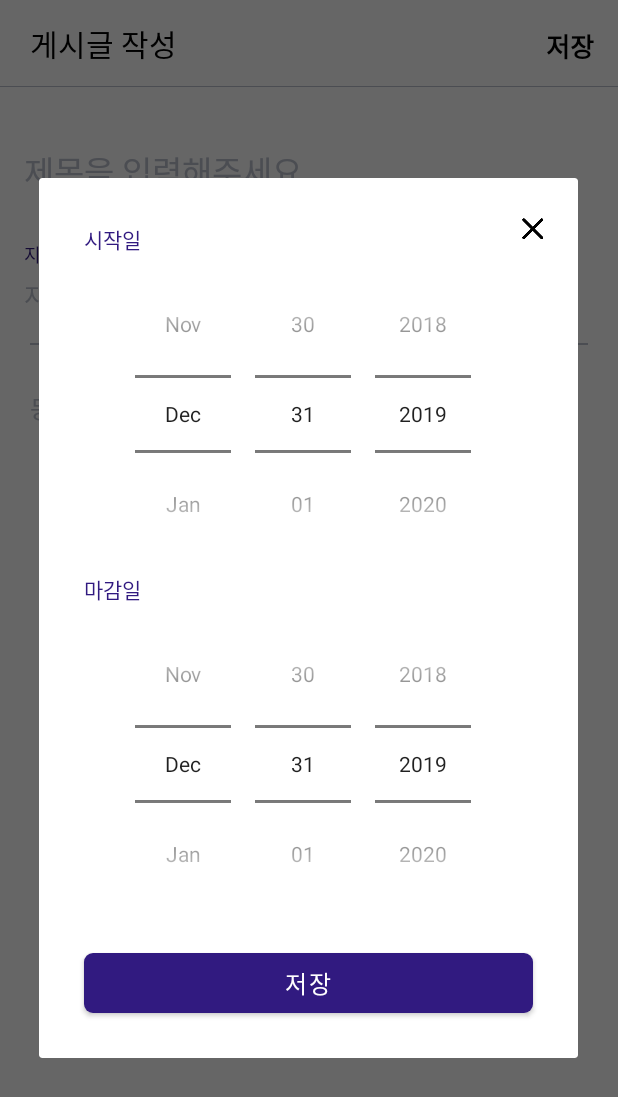
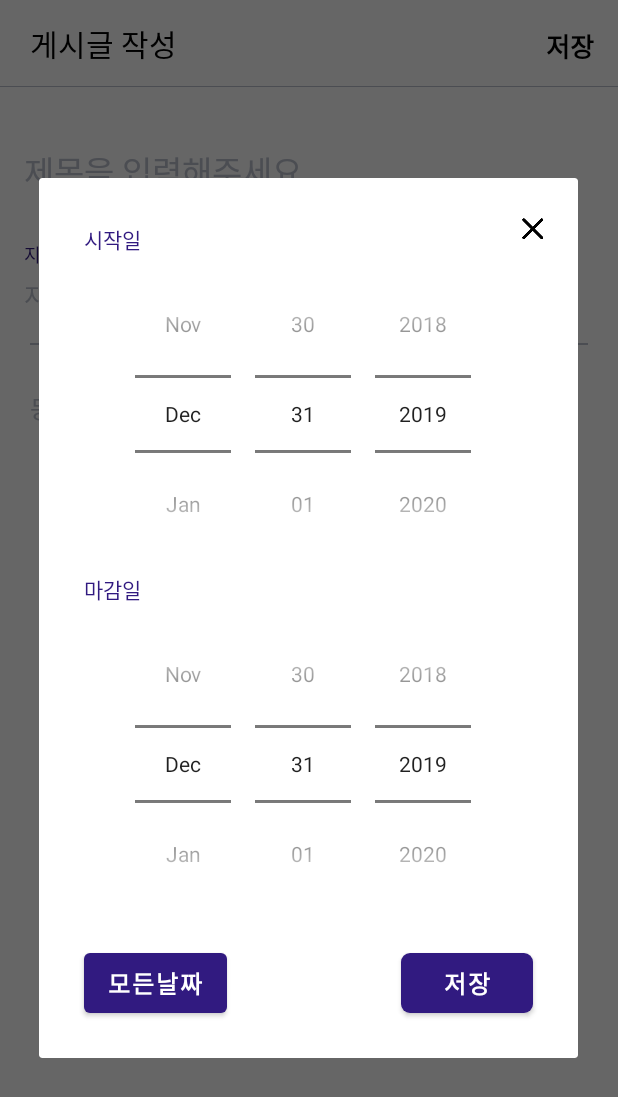
Before and after one commit to CHOI-SEUNGJUN/WITH_Android, an Android app: the PostingActivity screen opened directly, with no data from a screen before it, after a tap on "날짜를 선택해주세요", on a phone screen of 412 x 824 dp. Shown: the top 1097 px of the screen. Run offline under Robolectric (Android 15) with nearby library versions, the phone set to English and light mode, and no system bars.

Commit message:
데이트피커 수정, 최근검색 뷰 수정

```diff
--- a/app/src/main/java/com/with/app/ui/posting/PostingActivity.kt
+++ b/app/src/main/java/com/with/app/ui/posting/PostingActivity.kt
@@ -9,6 +9,7 @@ import android.view.View
 import android.widget.CompoundButton
 import com.with.app.R
 import com.with.app.ui.detailpost.DetailPostActivity
+import com.with.app.ui.postlist.ChangeRegionActivity
 import com.with.app.util.toast
 import kotlinx.android.synthetic.main.activity_posting.*
 import kotlinx.android.synthetic.main.date_picker.view.*
@@ -57,6 +58,11 @@ class PostingActivity : AppCompatActivity() {
             btn_save.setOnClickListener { }//서버에게 저장 요청
         }
 
+        edt_region.setOnClickListener {
+            val intent = Intent(this, ChangeRegionActivity::class.java)
+            startActivity(intent)
+        }
+
         edt_date.setOnClickListener{
             val dialogView = layoutInflater.inflate(R.layout.date_picker, null)
 
--- a/app/src/main/res/layout/date_picker.xml
+++ b/app/src/main/res/layout/date_picker.xml
@@ -1,6 +1,7 @@
 <?xml version="1.0" encoding="utf-8"?>
 <androidx.constraintlayout.widget.ConstraintLayout xmlns:android="http://schemas.android.com/apk/res/android"
     xmlns:app="http://schemas.android.com/apk/res-auto"
+    xmlns:tools="http://schemas.android.com/tools"
     android:layout_width="wrap_content"
     android:layout_height="wrap_content"
     android:orientation="vertical">
@@ -66,23 +67,41 @@
         app:layout_constraintTop_toBottomOf="@+id/textView3" />
 
     <Button
+        android:id="@+id/btn_select_all"
+        android:layout_width="wrap_content"
+        android:layout_height="40dp"
+        android:layout_marginTop="20dp"
+        android:layout_marginStart="30dp"
+        android:layout_marginBottom="30dp"
+        android:paddingStart="16dp"
+        android:paddingEnd="16dp"
+        android:text="모든날짜"
+        android:textSize="16sp"
+        android:textStyle="bold"
+        android:gravity="center"
+        android:insetTop="0dp"
+        android:insetBottom="0dp"
+        app:layout_constraintBottom_toBottomOf="parent"
+        app:layout_constraintStart_toStartOf="parent"
+        app:layout_constraintTop_toBottomOf="@+id/end_datepicker" />
+
+    <Button
         android:id="@+id/btn_save"
-        android:layout_width="0dp"
+        android:layout_width="wrap_content"
         android:layout_height="40dp"
-        android:layout_marginLeft="30dp"
         android:layout_marginTop="20dp"
-        android:layout_marginRight="30dp"
+        android:layout_marginEnd="30dp"
         android:layout_marginBottom="30dp"
         android:background="@drawable/corner_primary_6dp"
         android:gravity="center"
         android:insetTop="0dp"
         android:insetBottom="0dp"
         android:text="저장"
+        android:textStyle="bold"
         android:textColor="#ffffff"
         android:textSize="16sp"
         app:layout_constraintBottom_toBottomOf="parent"
         app:layout_constraintEnd_toEndOf="parent"
-        app:layout_constraintStart_toStartOf="parent"
         app:layout_constraintTop_toBottomOf="@+id/end_datepicker" />
 
 </androidx.constraintlayout.widget.ConstraintLayout>
--- a/app/src/main/res/layout/fragment_post_list.xml
+++ b/app/src/main/res/layout/fragment_post_list.xml
@@ -58,13 +58,14 @@
         app:layout_constraintStart_toStartOf="parent"
         app:layout_constraintTop_toBottomOf="@id/layout_toolbar">
 
-        <EditText
+        <TextView
             android:id="@+id/edt_search"
             android:layout_width="match_parent"
             android:layout_height="40dp"
             android:layout_marginStart="20dp"
             android:layout_marginTop="10dp"
             android:layout_marginEnd="20dp"
+            android:gravity="center_vertical"
             android:background="@drawable/corner_searchgray_6dp"
             android:hint="검색어를 입력하세요."
             android:maxLength="25"
```
Also changed, not shown: app/src/main/AndroidManifest.xml (+3 -4 lines), app/src/main/java/com/with/app/ui/postlist/PostListFragment.kt (+46 -10 lines), app/src/main/java/com/with/app/ui/postlist/recent/RecentActivity.kt (added, +18 -0 lines), app/src/main/res/layout/activity_recent.xml (added, +87 -0 lines).
